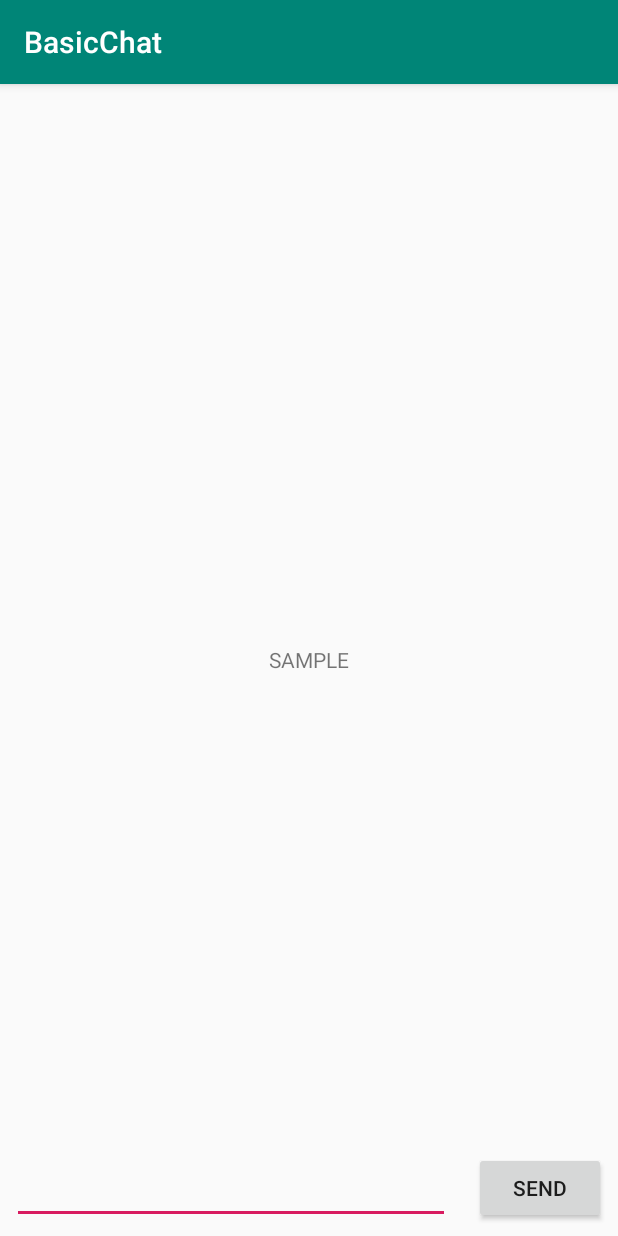
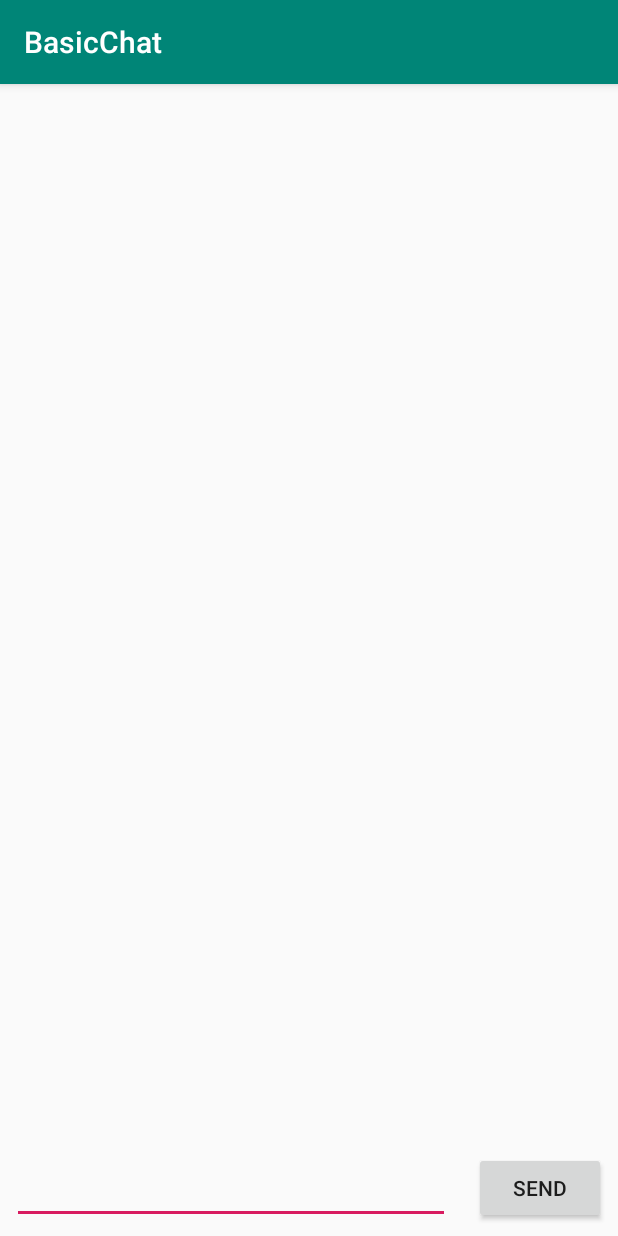
Before and after one commit to SoftwareSaturdays/Codebase, an Android app: the screen it shows after launch (MainActivity), after a tap on "SEND", on a phone screen of 412 x 824 dp. Run offline under Robolectric (Android 15) with nearby library versions, the phone set to English and light mode, and no system bars.

Commit message:
Remove elements and add comments for guide

```diff
--- a/BasicChat/app/src/main/java/com/softwaresaturdays/app/basicchat/MainActivity.java
+++ b/BasicChat/app/src/main/java/com/softwaresaturdays/app/basicchat/MainActivity.java
@@ -14,9 +14,10 @@ public class MainActivity extends AppCompatActivity {
         super.onCreate(savedInstanceState);
         setContentView(R.layout.activity_main);
 
-        final TextView tvMessage = findViewById(R.id.tvMessage);
         Button btnSend = findViewById(R.id.btnSend);
         final EditText etMessage = findViewById(R.id.etMessage);
+
+        // TODO Create a TextView object called tvMessage and find it by id tvMessage
 
         // A listener is an interface that listens to events and automatically calls a function
         btnSend.setOnClickListener(new View.OnClickListener() {
@@ -25,9 +26,9 @@ public class MainActivity extends AppCompatActivity {
                 // Following statements executed when the button is pressed
                 String enteredText = etMessage.getText().toString();
 
-                if (!enteredText.isEmpty()) {
-                    tvMessage.setText(enteredText);
-                }
+                // TODO Check to see if the text entered by the user is not empty
+
+                // TODO Set the tvMessage to display the text entered by the user
             }
         });
 
--- a/BasicChat/app/src/main/res/layout/activity_main.xml
+++ b/BasicChat/app/src/main/res/layout/activity_main.xml
@@ -5,13 +5,7 @@
     android:layout_height="match_parent"
     tools:context=".MainActivity">
 
-    <TextView
-        android:id="@+id/tvMessage"
-        android:layout_width="wrap_content"
-        android:layout_height="wrap_content"
-        android:layout_centerInParent="true"
-        android:padding="16dp"
-        android:text="SAMPLE" />
+    <!--TODO Create a TextView with id tvMessage centered in the parent layout-->
 
     <!--
     "toLeftof", "toRightOf", "alignTop", "alignBottom"  type properties only available in RelativeLayout
```
